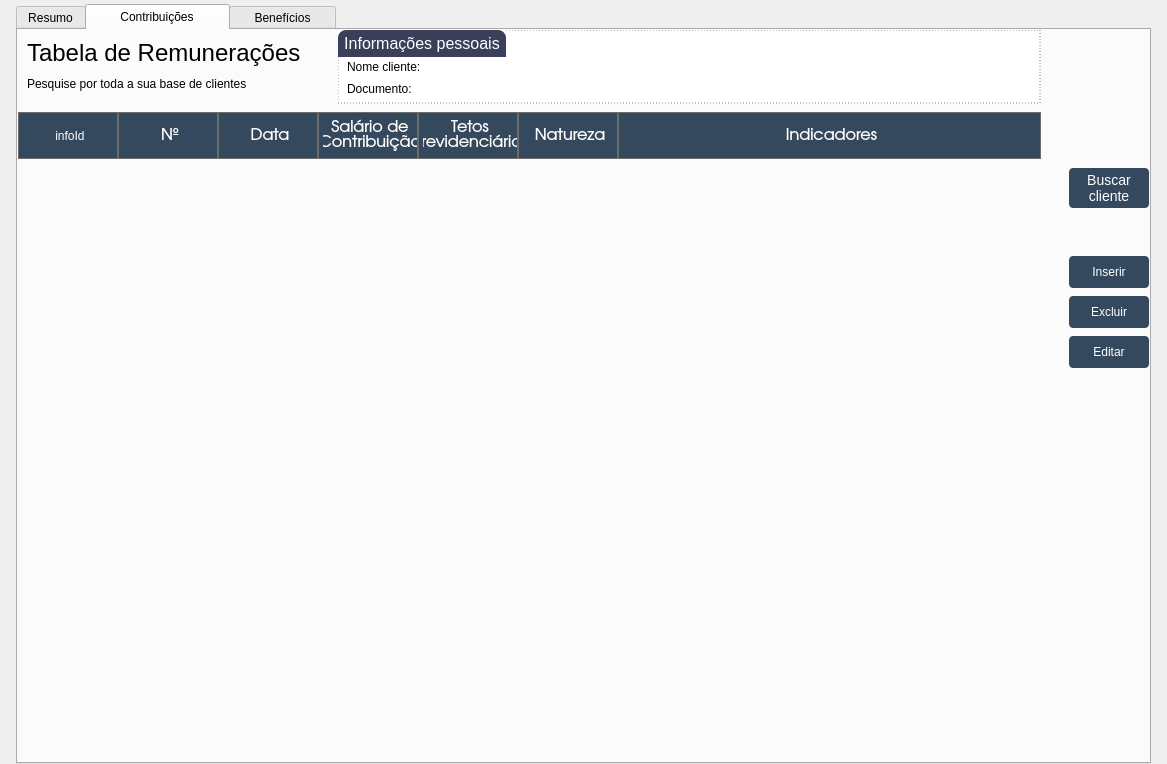
First picture: the form in Design/UI/tabResumoCNIS.ui, repository newprev/PrevCliente, before the edit.
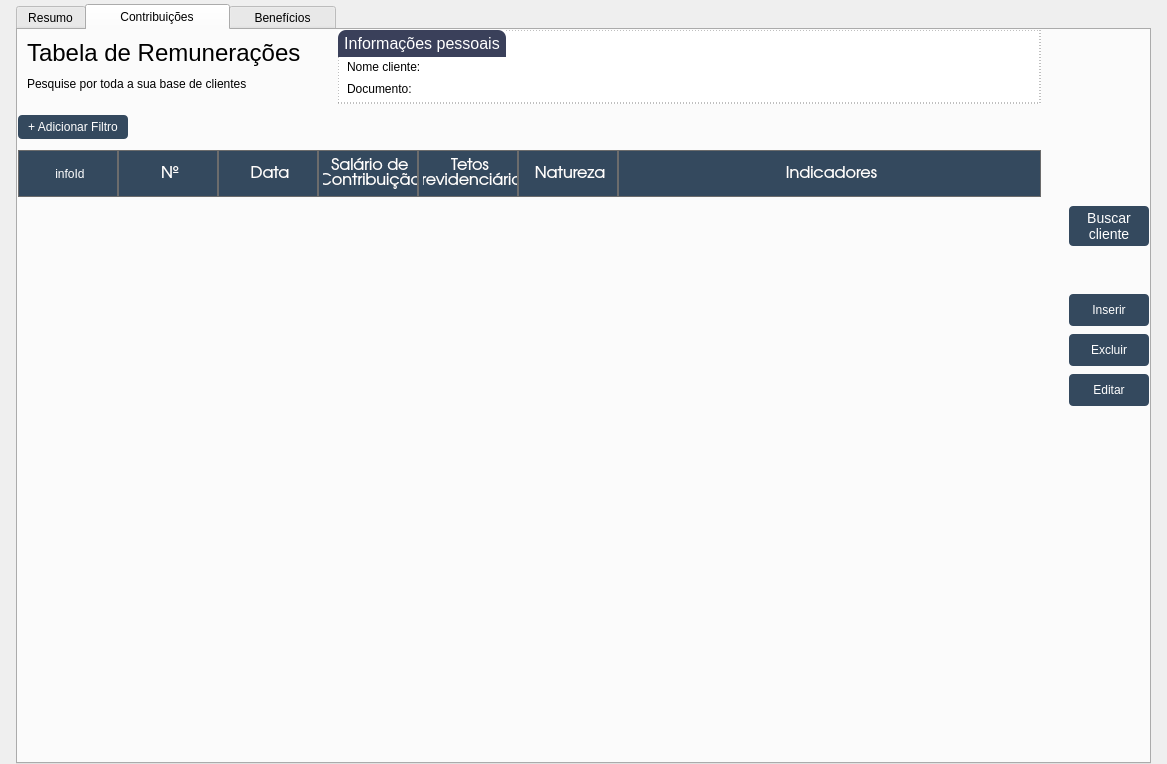
Second picture: the form after the edit. The open tabs and pages were chosen to show the change. Icons and pictures are not drawn.

```diff
--- a/Design/UI/tabResumoCNIS.ui
+++ b/Design/UI/tabResumoCNIS.ui
@@ -848,7 +848,6 @@
 }
 
 /*-------------------------------- Push Buttons --------------------------------*/
-
 #pbBuscarCliente {
 	font-family: &quot;TeX Gyre Adventor&quot;;
 	font-size: 14px;
@@ -868,7 +867,7 @@
 	background-color: rgb(72, 93, 114);
 }
 
-#pbInserir, #pbEditar, #pbExcluir {
+#pbInserir, #pbEditar, #pbExcluir, #pbAddFiltro {
 	font-family: &quot;TeX Gyre Adventor&quot;;
 	font-size: 12px;
 	color: white;
@@ -1071,153 +1070,14 @@
          </layout>
         </widget>
        </item>
-       <item row="1" column="2">
-        <widget class="QFrame" name="frame_8">
-         <property name="minimumSize">
-          <size>
-           <width>80</width>
-           <height>0</height>
-          </size>
-         </property>
-         <property name="maximumSize">
-          <size>
-           <width>90</width>
-           <height>16777215</height>
-          </size>
-         </property>
-         <property name="frameShape">
-          <enum>QFrame::NoFrame</enum>
-         </property>
-         <property name="frameShadow">
-          <enum>QFrame::Raised</enum>
-         </property>
-         <layout class="QVBoxLayout" name="verticalLayout_6">
-          <property name="spacing">
-           <number>8</number>
-          </property>
-          <property name="leftMargin">
-           <number>0</number>
-          </property>
-          <property name="topMargin">
-           <number>56</number>
-          </property>
-          <property name="rightMargin">
-           <number>0</number>
-          </property>
-          <property name="bottomMargin">
-           <number>0</number>
-          </property>
-          <item>
-           <widget class="QPushButton" name="pbBuscarCliente">
-            <property name="minimumSize">
-             <size>
-              <width>80</width>
-              <height>40</height>
-             </size>
-            </property>
-            <property name="maximumSize">
-             <size>
-              <width>90</width>
-              <height>40</height>
-             </size>
-            </property>
-            <property name="text">
-             <string>Buscar 
-cliente</string>
-            </property>
-           </widget>
-          </item>
-          <item>
-           <spacer name="verticalSpacer_3">
-            <property name="orientation">
-             <enum>Qt::Vertical</enum>
-            </property>
-            <property name="sizeType">
-             <enum>QSizePolicy::Fixed</enum>
-            </property>
-            <property name="sizeHint" stdset="0">
-             <size>
-              <width>20</width>
-              <height>40</height>
-             </size>
-            </property>
-           </spacer>
-          </item>
-          <item>
-           <widget class="QPushButton" name="pbInserir">
-            <property name="minimumSize">
-             <size>
-              <width>80</width>
-              <height>32</height>
-             </size>
-            </property>
-            <property name="maximumSize">
-             <size>
-              <width>90</width>
-              <height>32</height>
-             </size>
-            </property>
-            <property name="text">
-             <string>Inserir</string>
-            </property>
-           </widget>
-          </item>
-          <item>
-           <widget class="QPushButton" name="pbExcluir">
-            <property name="minimumSize">
-             <size>
-              <width>80</width>
-              <height>32</height>
-             </size>
-            </property>
-            <property name="maximumSize">
-             <size>
-              <width>90</width>
-              <height>32</height>
-             </size>
-            </property>
-            <property name="text">
-             <string>Excluir</string>
-            </property>
-           </widget>
-          </item>
-          <item>
-           <widget class="QPushButton" name="pbEditar">
-            <property name="minimumSize">
-             <size>
-              <width>80</width>
-              <height>32</height>
-             </size>
-            </property>
-            <property name="maximumSize">
-             <size>
-              <width>90</width>
-              <height>32</height>
-             </size>
-            </property>
-            <property name="text">
-             <string>Editar</string>
-            </property>
-           </widget>
-          </item>
-          <item>
-           <spacer name="verticalSpacer_2">
-            <property name="orientation">
-             <enum>Qt::Vertical</enum>
-            </property>
-            <property name="sizeHint" stdset="0">
-             <size>
-              <width>20</width>
-              <height>40</height>
-             </size>
-            </property>
-           </spacer>
-          </item>
-         </layout>
-        </widget>
-       </item>
-       <item row="1" column="0" colspan="2">
+       <item row="2" column="0" colspan="2">
         <widget class="QTableWidget" name="tblCalculos">
+         <property name="sizePolicy">
+          <sizepolicy hsizetype="Preferred" vsizetype="Minimum">
+           <horstretch>0</horstretch>
+           <verstretch>0</verstretch>
+          </sizepolicy>
+         </property>
          <property name="frameShape">
           <enum>QFrame::NoFrame</enum>
          </property>
@@ -1351,6 +1211,151 @@
          </item>
         </widget>
        </item>
+       <item row="2" column="2">
+        <widget class="QFrame" name="frame_8">
+         <property name="minimumSize">
+          <size>
+           <width>80</width>
+           <height>0</height>
+          </size>
+         </property>
+         <property name="maximumSize">
+          <size>
+           <width>90</width>
+           <height>16777215</height>
+          </size>
+         </property>
+         <property name="frameShape">
+          <enum>QFrame::NoFrame</enum>
+         </property>
+         <property name="frameShadow">
+          <enum>QFrame::Raised</enum>
+         </property>
+         <layout class="QVBoxLayout" name="verticalLayout_6">
+          <property name="spacing">
+           <number>8</number>
+          </property>
+          <property name="leftMargin">
+           <number>0</number>
+          </property>
+          <property name="topMargin">
+           <number>56</number>
+          </property>
+          <property name="rightMargin">
+           <number>0</number>
+          </property>
+          <property name="bottomMargin">
+           <number>0</number>
+          </property>
+          <item>
+           <widget class="QPushButton" name="pbBuscarCliente">
+            <property name="minimumSize">
+             <size>
+              <width>80</width>
+              <height>40</height>
+             </size>
+            </property>
+            <property name="maximumSize">
+             <size>
+              <width>90</width>
+              <height>40</height>
+             </size>
+            </property>
+            <property name="text">
+             <string>Buscar 
+cliente</string>
+            </property>
+           </widget>
+          </item>
+          <item>
+           <spacer name="verticalSpacer_3">
+            <property name="orientation">
+             <enum>Qt::Vertical</enum>
+            </property>
+            <property name="sizeType">
+             <enum>QSizePolicy::Fixed</enum>
+            </property>
+            <property name="sizeHint" stdset="0">
+             <size>
+              <width>20</width>
+              <height>40</height>
+             </size>
+            </property>
+           </spacer>
+          </item>
+          <item>
+           <widget class="QPushButton" name="pbInserir">
+            <property name="minimumSize">
+             <size>
+              <width>80</width>
+              <height>32</height>
+             </size>
+            </property>
+            <property name="maximumSize">
+             <size>
+              <width>90</width>
+              <height>32</height>
+             </size>
+            </property>
+            <property name="text">
+             <string>Inserir</string>
+            </property>
+           </widget>
+          </item>
+          <item>
+           <widget class="QPushButton" name="pbExcluir">
+            <property name="minimumSize">
+             <size>
+              <width>80</width>
+              <height>32</height>
+             </size>
+            </property>
+            <property name="maximumSize">
+             <size>
+              <width>90</width>
+              <height>32</height>
+             </size>
+            </property>
+            <property name="text">
+             <string>Excluir</string>
+            </property>
+           </widget>
+          </item>
+          <item>
+           <widget class="QPushButton" name="pbEditar">
+            <property name="minimumSize">
+             <size>
+              <width>80</width>
+              <height>32</height>
+             </size>
+            </property>
+            <property name="maximumSize">
+             <size>
+              <width>90</width>
+              <height>32</height>
+             </size>
+            </property>
+            <property name="text">
+             <string>Editar</string>
+            </property>
+           </widget>
+          </item>
+          <item>
+           <spacer name="verticalSpacer_2">
+            <property name="orientation">
+             <enum>Qt::Vertical</enum>
+            </property>
+            <property name="sizeHint" stdset="0">
+             <size>
+              <width>20</width>
+              <height>40</height>
+             </size>
+            </property>
+           </spacer>
+          </item>
+         </layout>
+        </widget>
+       </item>
        <item row="0" column="0">
         <widget class="QFrame" name="frame_11">
          <property name="frameShape">
@@ -1377,6 +1382,78 @@
          </layout>
         </widget>
        </item>
+       <item row="1" column="0" colspan="2">
+        <widget class="QFrame" name="frFiltros">
+         <property name="minimumSize">
+          <size>
+           <width>0</width>
+           <height>30</height>
+          </size>
+         </property>
+         <property name="frameShape">
+          <enum>QFrame::NoFrame</enum>
+         </property>
+         <property name="frameShadow">
+          <enum>QFrame::Raised</enum>
+         </property>
+         <layout class="QHBoxLayout" name="horizontalLayout_2">
+          <property name="spacing">
+           <number>16</number>
+          </property>
+          <property name="leftMargin">
+           <number>0</number>
+          </property>
+          <property name="topMargin">
+           <number>0</number>
+          </property>
+          <property name="rightMargin">
+           <number>0</number>
+          </property>
+          <property name="bottomMargin">
+           <number>0</number>
+          </property>
+          <item>
+           <widget class="QPushButton" name="pbAddFiltro">
+            <property name="minimumSize">
+             <size>
+              <width>0</width>
+              <height>24</height>
+             </size>
+            </property>
+            <property name="maximumSize">
+             <size>
+              <width>16777215</width>
+              <height>16777215</height>
+             </size>
+            </property>
+            <property name="text">
+             <string>   + Adicionar Filtro   </string>
+            </property>
+           </widget>
+          </item>
+          <item>
+           <layout class="QHBoxLayout" name="hlFiltros">
+            <property name="spacing">
+             <number>4</number>
+            </property>
+           </layout>
+          </item>
+          <item>
+           <spacer name="horizontalSpacer_12">
+            <property name="orientation">
+             <enum>Qt::Horizontal</enum>
+            </property>
+            <property name="sizeHint" stdset="0">
+             <size>
+              <width>40</width>
+              <height>20</height>
+             </size>
+            </property>
+           </spacer>
+          </item>
+         </layout>
+        </widget>
+       </item>
       </layout>
      </widget>
      <widget class="QWidget" name="tabBeneficios">
```
Left out of the diff: 281 changed lines with no effect on the pictures. Lines whose indentation alone changed are shown as unchanged.
